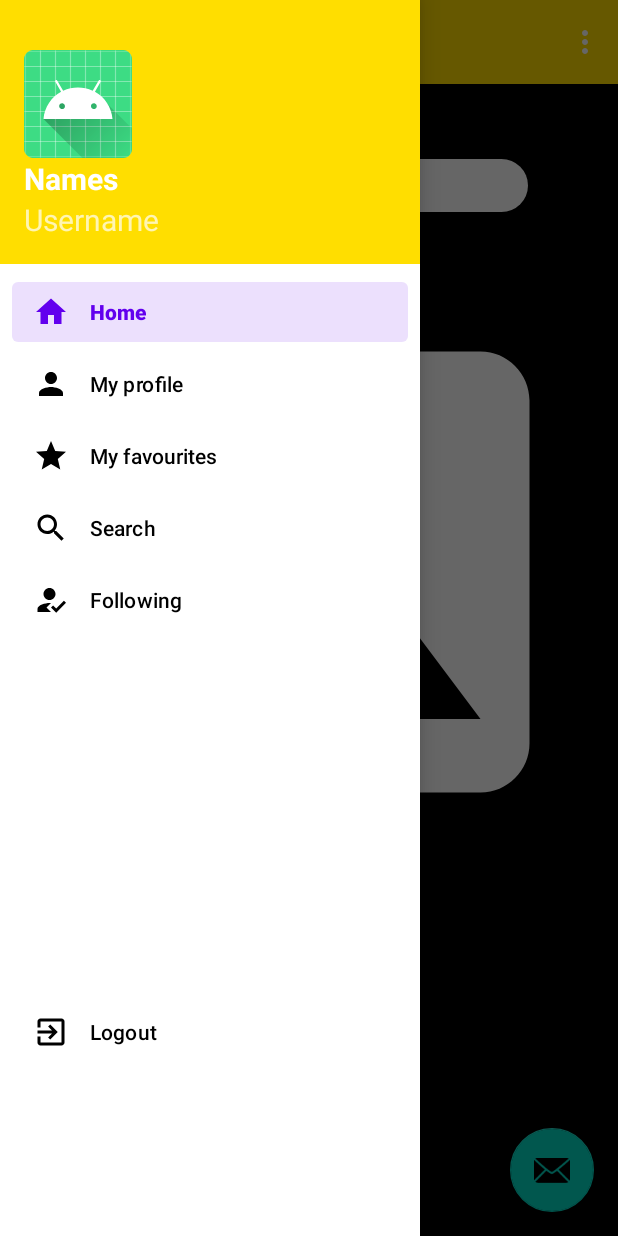
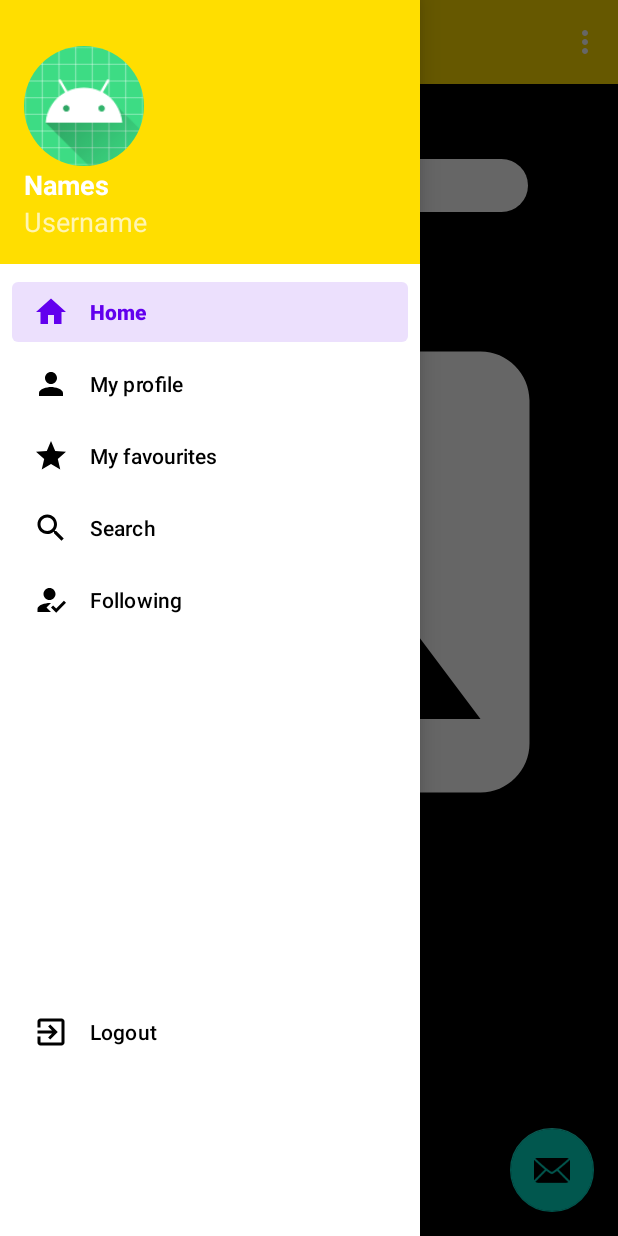
Before and after one commit to BrunoLujan/Faketagram-Frontend, an Android app: the MainActivity screen opened directly, with no data from a screen before it, with the side drawer open, on a phone screen of 412 x 824 dp. Run offline under Robolectric (Android 15) with nearby library versions, the phone set to English and light mode, and no system bars; our stand-ins replace CircleImageView, Picasso, navigation-ui; pictures from the network do not load.

Commit message:
Adecuaciones de código para la carga de imagenes en search con Picasso y RecyclerView

```diff
--- a/app/build.gradle
+++ b/app/build.gradle
@@ -48,4 +48,5 @@ dependencies {
     implementation 'com.squareup.retrofit2:converter-gson:2.3.0'
     implementation("com.squareup.moshi:moshi:1.11.0")
     implementation 'com.squareup.picasso:picasso:2.71828'
+    implementation 'de.hdodenhof:circleimageview:3.1.0'
 }
--- a/app/src/main/java/com/example/faketagram_app/Constant.java
+++ b/app/src/main/java/com/example/faketagram_app/Constant.java
@@ -9,8 +9,9 @@ import retrofit2.Retrofit;
 import retrofit2.converter.gson.GsonConverterFactory;
 
 public class Constant {
-    public static final String URL = "http://192.168.0.19/";
-    public static String HOME = URL+"api/user/";
+    public static final String URL = "http://192.168.1.84/";
+    public static String HOME = URL + "api/user/";
+    public static String PROFILEIMAGE = URL + "storage/user/photos/";
     private static Retrofit retrofit;
     public static ApiService CONNECTION;
     public static String AUTHTOKEN;
--- a/app/src/main/java/com/example/faketagram_app/MainActivity.java
+++ b/app/src/main/java/com/example/faketagram_app/MainActivity.java
@@ -15,6 +15,7 @@ import com.example.faketagram_app.model.Users;
 import com.google.android.material.floatingactionbutton.FloatingActionButton;
 import com.google.android.material.snackbar.Snackbar;
 import com.google.android.material.navigation.NavigationView;
+import com.squareup.picasso.Picasso;
 
 import androidx.navigation.NavController;
 import androidx.navigation.Navigation;
@@ -33,6 +34,7 @@ public class MainActivity extends AppCompatActivity {
 
     private AppBarConfiguration mAppBarConfiguration;
     private TextView txtNamesNavDrawerMA, txtUserNameNavDrawerMA;
+    private ImageView ivNavDrawerMA;
     private SharedPreferences preferences;
 
     @Override
@@ -54,6 +56,7 @@ public class MainActivity extends AppCompatActivity {
         View hView = navigationView.getHeaderView(0);
         txtNamesNavDrawerMA = (TextView) hView.findViewById(R.id.txtNamesNavDrawer);
         txtUserNameNavDrawerMA = (TextView) hView.findViewById(R.id.txtUserNameNavDrawer);
+        ivNavDrawerMA = (ImageView) hView.findViewById(R.id.ivImageNavDrawer);
         mAppBarConfiguration = new AppBarConfiguration.Builder(
                 R.id.nav_home, R.id.nav_my_profile, R.id.nav_my_favorites, R.id.nav_search, R.id.nav_following, R.id.nav_logout)
                 .setDrawerLayout(drawer)
@@ -89,7 +92,8 @@ public class MainActivity extends AppCompatActivity {
                         if (response.body().getEmail() != null){
                             Constant.LOGGEDUSER = response.body();
                             txtNamesNavDrawerMA.setText(Constant.LOGGEDUSER.getName() + " " + Constant.LOGGEDUSER.getLastname());
-                            txtUserNameNavDrawerMA.setText(Constant.LOGGEDUSER.getUsername());
+                            txtUserNameNavDrawerMA.setText("@" + Constant.LOGGEDUSER.getUsername());
+                            Picasso.get().load(Constant.PROFILEIMAGE + Constant.LOGGEDUSER.getImage_storage_path()).fit().into(ivNavDrawerMA);
                         } else {
                             Log.d("BODY", "NEL");
                         }
--- a/app/src/main/java/com/example/faketagram_app/interfaces/ApiService.java
+++ b/app/src/main/java/com/example/faketagram_app/interfaces/ApiService.java
@@ -20,7 +20,7 @@ import retrofit2.http.Path;
 
 public interface ApiService {
 
- @POST("sign_up")
+ @POST("signUp")
  @FormUrlEncoded
  Call<Users> signUpUser(
          @Field("name") String name,
@@ -36,6 +36,6 @@ public interface ApiService {
  @GET("user")
  Call<Users> getLoggedUser(@Header("Authorization") String authToken);
 
- @GET("{name}/get_name")
+ @GET("{name}/getName")
  Call<List<Users>> getSearchUsers(@Header("Authorization") String authToken, @Path("name") String name);
 }
--- a/app/src/main/java/com/example/faketagram_app/ui/search/SearchFragment.java
+++ b/app/src/main/java/com/example/faketagram_app/ui/search/SearchFragment.java
@@ -15,6 +15,7 @@ import android.view.ViewGroup;
 import android.webkit.WebViewFragment;
 import android.widget.Button;
 import android.widget.EditText;
+import android.widget.ImageView;
 
 import com.example.faketagram_app.Constant;
 import com.example.faketagram_app.R;
@@ -45,6 +46,7 @@ public class SearchFragment extends Fragment {
     View viewFragment;
     EditText txtSearchFragment;
     Button btnSearchFragment;
+    ImageView ivSearchFragment;
 
     List<Users> usersList;
     UserRvAdapter adapter;
@@ -91,6 +93,7 @@ public class SearchFragment extends Fragment {
         rv = viewFragment.findViewById(R.id.rvSearchFragment);
         txtSearchFragment = viewFragment.findViewById(R.id.txtSearch);
         btnSearchFragment = viewFragment.findViewById(R.id.btnSearch);
+        ivSearchFragment = viewFragment.findViewById(R.id.ivImageNavDrawer);
 
         btnSearchFragment.setOnClickListener(new View.OnClickListener() {
             @Override
@@ -135,6 +138,5 @@ public class SearchFragment extends Fragment {
 
         adapter = new UserRvAdapter(usersList);
         rv.setAdapter(adapter);
-
     }
 }
--- a/app/src/main/res/layout/nav_header_main.xml
+++ b/app/src/main/res/layout/nav_header_main.xml
@@ -12,20 +12,18 @@
     android:paddingBottom="@dimen/activity_vertical_margin"
     android:theme="@style/ThemeOverlay.AppCompat.Dark">
 
-    <ImageView
-        android:id="@+id/imageView"
-        android:layout_width="wrap_content"
-        android:layout_height="wrap_content"
-        android:contentDescription="@string/nav_header_desc"
-        android:scaleType="centerCrop"
-        android:paddingTop="@dimen/nav_header_vertical_spacing"
-        app:srcCompat="@mipmap/ic_launcher_round" />
+    <de.hdodenhof.circleimageview.CircleImageView
+        android:id="@+id/ivImageNavDrawer"
+        android:layout_width="80dp"
+        android:layout_height="80dp"
+        android:src="@mipmap/ic_launcher_round"
+        app:civ_border_width="0dp" />
 
     <TextView
         android:id="@+id/txtNamesNavDrawer"
         android:layout_width="match_parent"
         android:layout_height="wrap_content"
-        android:textSize="20dp"
+        android:textSize="18dp"
         android:textStyle="bold"
         android:text="Names"
         android:textAppearance="@style/TextAppearance.AppCompat.Body1" />
@@ -34,6 +32,6 @@
         android:id="@+id/txtUserNameNavDrawer"
         android:layout_width="wrap_content"
         android:layout_height="wrap_content"
-        android:textSize="20dp"
-        android:text="Username" />
+        android:text="Username"
+        android:textSize="18dp" />
 </LinearLayout>
--- a/app/src/main/res/layout/users_list_row.xml
+++ b/app/src/main/res/layout/users_list_row.xml
@@ -6,11 +6,13 @@
     android:layout_height="wrap_content"
     android:weightSum="10">
 
-    <ImageView
+    <de.hdodenhof.circleimageview.CircleImageView
+        android:id="@+id/ivImageUserListRow"
         android:layout_width="30dp"
         android:layout_height="30dp"
         android:layout_marginBottom="5dp"
-        app:srcCompat="@mipmap/ic_launcher_round"/>
+        android:src="@mipmap/ic_launcher_round"
+        app:civ_border_width="0dp"/>
 
     <TextView
         android:layout_width="14dp"
```
Also changed, not shown: app/src/main/java/com/example/faketagram_app/UserRvAdapter.java (+7 -0 lines).
